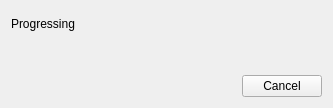
photonlili/K1160, file k1160pro/HNWidgets/hnprogressdialog.ui: the form before one commit.
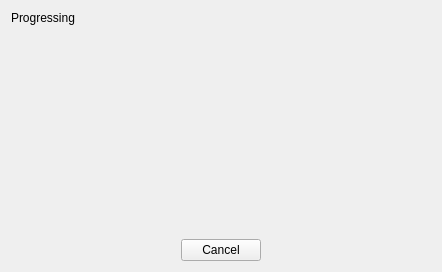
The form after the commit. Custom widgets are drawn as their Qt base class.

What changed in the file:
```diff
--- a/k1160pro/HNWidgets/hnprogressdialog.ui
+++ b/k1160pro/HNWidgets/hnprogressdialog.ui
@@ -6,21 +6,14 @@
    <rect>
     <x>0</x>
     <y>0</y>
-    <width>333</width>
-    <height>108</height>
+    <width>442</width>
+    <height>272</height>
    </rect>
   </property>
   <property name="windowTitle">
    <string>Dialog</string>
   </property>
   <layout class="QGridLayout" name="gridLayout">
-   <item row="0" column="0" colspan="2">
-    <widget class="QLabel" name="label">
-     <property name="text">
-      <string>Progressing</string>
-     </property>
-    </widget>
-   </item>
    <item row="3" column="0">
     <spacer name="horizontalSpacer">
      <property name="orientation">
@@ -41,9 +34,45 @@
      </property>
     </widget>
    </item>
-   <item row="1" column="0" colspan="2">
+   <item row="3" column="2">
+    <spacer name="horizontalSpacer_2">
+     <property name="orientation">
+      <enum>Qt::Horizontal</enum>
+     </property>
+     <property name="sizeHint" stdset="0">
+      <size>
+       <width>40</width>
+       <height>20</height>
+      </size>
+     </property>
+    </spacer>
+   </item>
+   <item row="1" column="0" colspan="3">
     <widget class="HNProgressBar" name="widgetBar" native="true"/>
    </item>
+   <item row="0" column="0" colspan="3">
+    <widget class="QLabel" name="label">
+     <property name="text">
+      <string>Progressing</string>
+     </property>
+    </widget>
+   </item>
+   <item row="2" column="1">
+    <spacer name="verticalSpacer">
+     <property name="orientation">
+      <enum>Qt::Vertical</enum>
+     </property>
+     <property name="sizeType">
+      <enum>QSizePolicy::Expanding</enum>
+     </property>
+     <property name="sizeHint" stdset="0">
+      <size>
+       <width>20</width>
+       <height>40</height>
+      </size>
+     </property>
+    </spacer>
+   </item>
   </layout>
  </widget>
  <customwidgets>
```
